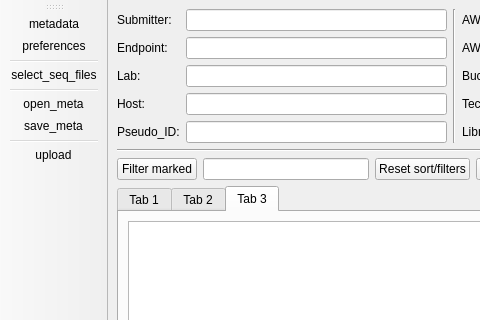
First picture: the form in ui/mw.ui, repository genomic-medicine-sweden/GMS-uploader, before the edit; both pictures show x 0 to 480 and y 0 to 320 of the 800 by 600 pixel window.
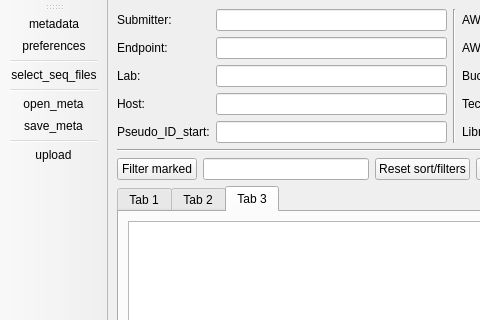
Second picture: the form after the edit.

Commit message: adding generation of pseudo id nos

```diff
--- a/ui/mw.ui
+++ b/ui/mw.ui
@@ -100,7 +100,7 @@
             <item row="4" column="0">
              <widget class="QLabel" name="label_8">
               <property name="text">
-               <string>Pseudo_ID:</string>
+               <string>Pseudo_ID_start:</string>
               </property>
              </widget>
             </item>
```
The commit also changes 3 other files.
